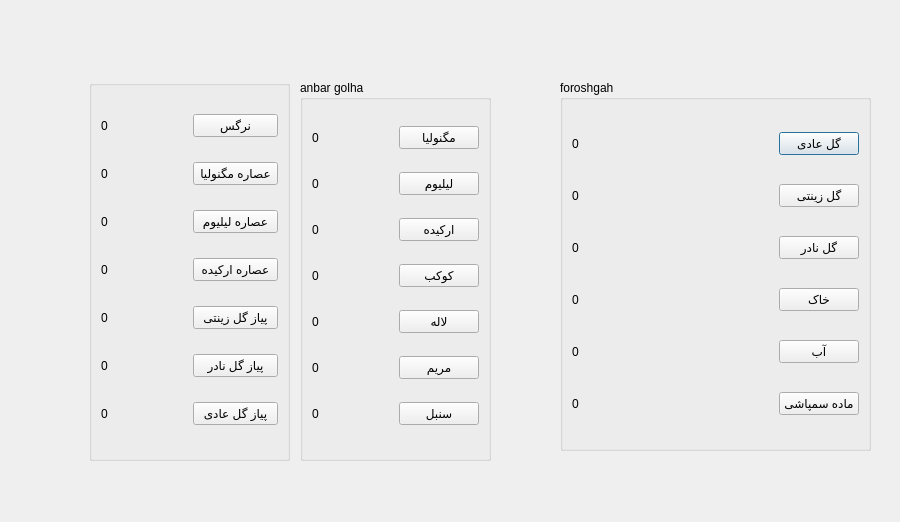
Above: form/store.ui from mahshid-o/GreenHouse before the change. Below: the same form after it.
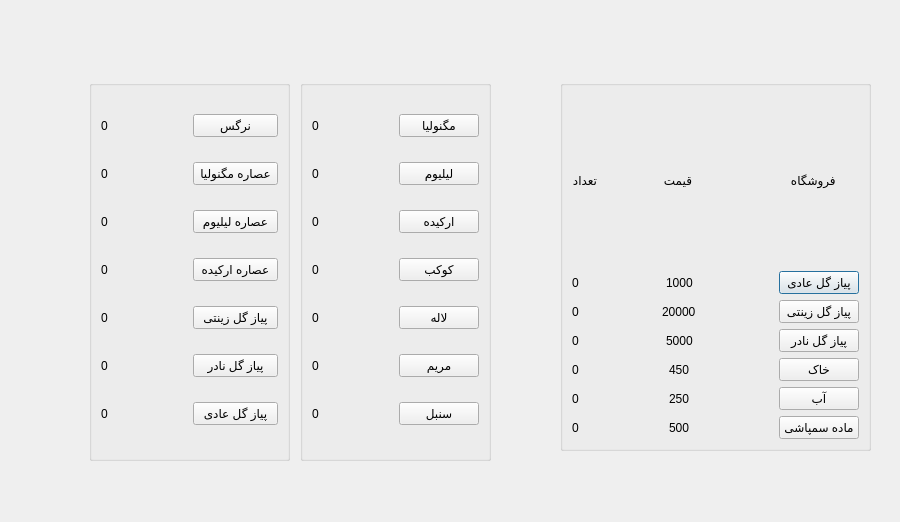
That is the form after the change. Icons and pictures are not drawn.

The edit to the form file:
```diff
--- a/form/store.ui
+++ b/form/store.ui
@@ -26,9 +26,60 @@
     </rect>
    </property>
    <property name="title">
-    <string>foroshgah</string>
+    <string/>
    </property>
    <layout class="QVBoxLayout" name="verticalLayout">
+    <item>
+     <layout class="QHBoxLayout" name="horizontalLayout_18">
+      <item>
+       <widget class="QLabel" name="labelNumber">
+        <property name="text">
+         <string>تعداد</string>
+        </property>
+       </widget>
+      </item>
+      <item>
+       <spacer name="horizontalSpacer_20">
+        <property name="orientation">
+         <enum>Qt::Horizontal</enum>
+        </property>
+        <property name="sizeHint" stdset="0">
+         <size>
+          <width>40</width>
+          <height>20</height>
+         </size>
+        </property>
+       </spacer>
+      </item>
+      <item>
+       <widget class="QLabel" name="labelPrice">
+        <property name="text">
+         <string>قیمت</string>
+        </property>
+       </widget>
+      </item>
+      <item>
+       <spacer name="horizontalSpacer_21">
+        <property name="orientation">
+         <enum>Qt::Horizontal</enum>
+        </property>
+        <property name="sizeHint" stdset="0">
+         <size>
+          <width>40</width>
+          <height>20</height>
+         </size>
+        </property>
+       </spacer>
+      </item>
+      <item>
+       <widget class="QLabel" name="labeStore">
+        <property name="text">
+         <string>       فروشگاه          </string>
+        </property>
+       </widget>
+      </item>
+     </layout>
+    </item>
     <item>
      <layout class="QHBoxLayout" name="horizontalLayout">
       <item>
@@ -38,6 +89,26 @@
         </property>
        </widget>
       </item>
+      <item>
+       <spacer name="horizontalSpacer_14">
+        <property name="orientation">
+         <enum>Qt::Horizontal</enum>
+        </property>
+        <property name="sizeHint" stdset="0">
+         <size>
+          <width>40</width>
+          <height>20</height>
+         </size>
+        </property>
+       </spacer>
+      </item>
+      <item>
+       <widget class="QLabel" name="labelNormalPrice">
+        <property name="text">
+         <string>1000</string>
+        </property>
+       </widget>
+      </item>
       <item>
        <spacer name="horizontalSpacer">
         <property name="orientation">
@@ -54,7 +125,7 @@
       <item>
        <widget class="QPushButton" name="pushButtonBuyAadi">
         <property name="text">
-         <string>گل عادی</string>
+         <string>پیاز گل عادی</string>
         </property>
        </widget>
       </item>
@@ -69,6 +140,26 @@
         </property>
        </widget>
       </item>
+      <item>
+       <spacer name="horizontalSpacer_19">
+        <property name="orientation">
+         <enum>Qt::Horizontal</enum>
+        </property>
+        <property name="sizeHint" stdset="0">
+         <size>
+          <width>40</width>
+          <height>20</height>
+         </size>
+        </property>
+       </spacer>
+      </item>
+      <item>
+       <widget class="QLabel" name="labelDecorativePrice">
+        <property name="text">
+         <string>20000</string>
+        </property>
+       </widget>
+      </item>
       <item>
        <spacer name="horizontalSpacer_3">
         <property name="orientation">
@@ -85,7 +176,7 @@
       <item>
        <widget class="QPushButton" name="pushButtonBuyZinati">
         <property name="text">
-         <string>گل زینتی</string>
+         <string>پیاز گل زینتی</string>
         </property>
        </widget>
       </item>
@@ -100,6 +191,26 @@
         </property>
        </widget>
       </item>
+      <item>
+       <spacer name="horizontalSpacer_18">
+        <property name="orientation">
+         <enum>Qt::Horizontal</enum>
+        </property>
+        <property name="sizeHint" stdset="0">
+         <size>
+          <width>40</width>
+          <height>20</height>
+         </size>
+        </property>
+       </spacer>
+      </item>
+      <item>
+       <widget class="QLabel" name="labelRarePrice">
+        <property name="text">
+         <string>5000</string>
+        </property>
+       </widget>
+      </item>
       <item>
        <spacer name="horizontalSpacer_2">
         <property name="orientation">
@@ -116,7 +227,7 @@
       <item>
        <widget class="QPushButton" name="pushButtonBuyNader">
         <property name="text">
-         <string>گل نادر</string>
+         <string>پیاز گل نادر</string>
         </property>
        </widget>
       </item>
@@ -131,6 +242,26 @@
         </property>
        </widget>
       </item>
+      <item>
+       <spacer name="horizontalSpacer_17">
+        <property name="orientation">
+         <enum>Qt::Horizontal</enum>
+        </property>
+        <property name="sizeHint" stdset="0">
+         <size>
+          <width>40</width>
+          <height>20</height>
+         </size>
+        </property>
+       </spacer>
+      </item>
+      <item>
+       <widget class="QLabel" name="labelSoilPrice">
+        <property name="text">
+         <string>450</string>
+        </property>
+       </widget>
+      </item>
       <item>
        <spacer name="horizontalSpacer_4">
         <property name="orientation">
@@ -162,6 +293,26 @@
         </property>
        </widget>
       </item>
+      <item>
+       <spacer name="horizontalSpacer_16">
+        <property name="orientation">
+         <enum>Qt::Horizontal</enum>
+        </property>
+        <property name="sizeHint" stdset="0">
+         <size>
+          <width>40</width>
+          <height>20</height>
+         </size>
+        </property>
+       </spacer>
+      </item>
+      <item>
+       <widget class="QLabel" name="labelWaterPrice">
+        <property name="text">
+         <string>250</string>
+        </property>
+       </widget>
+      </item>
       <item>
        <spacer name="horizontalSpacer_5">
         <property name="orientation">
@@ -193,6 +344,26 @@
         </property>
        </widget>
       </item>
+      <item>
+       <spacer name="horizontalSpacer_15">
+        <property name="orientation">
+         <enum>Qt::Horizontal</enum>
+        </property>
+        <property name="sizeHint" stdset="0">
+         <size>
+          <width>40</width>
+          <height>20</height>
+         </size>
+        </property>
+       </spacer>
+      </item>
+      <item>
+       <widget class="QLabel" name="labelPoisonPrice">
+        <property name="text">
+         <string>500</string>
+        </property>
+       </widget>
+      </item>
       <item>
        <spacer name="horizontalSpacer_6">
         <property name="orientation">
@@ -227,7 +398,7 @@
     </rect>
    </property>
    <property name="title">
-    <string>anbar golha</string>
+    <string/>
    </property>
    <layout class="QVBoxLayout" name="verticalLayout_2">
     <item>
```
Left out of the diff: 6 changed lines with no effect on the pictures.
